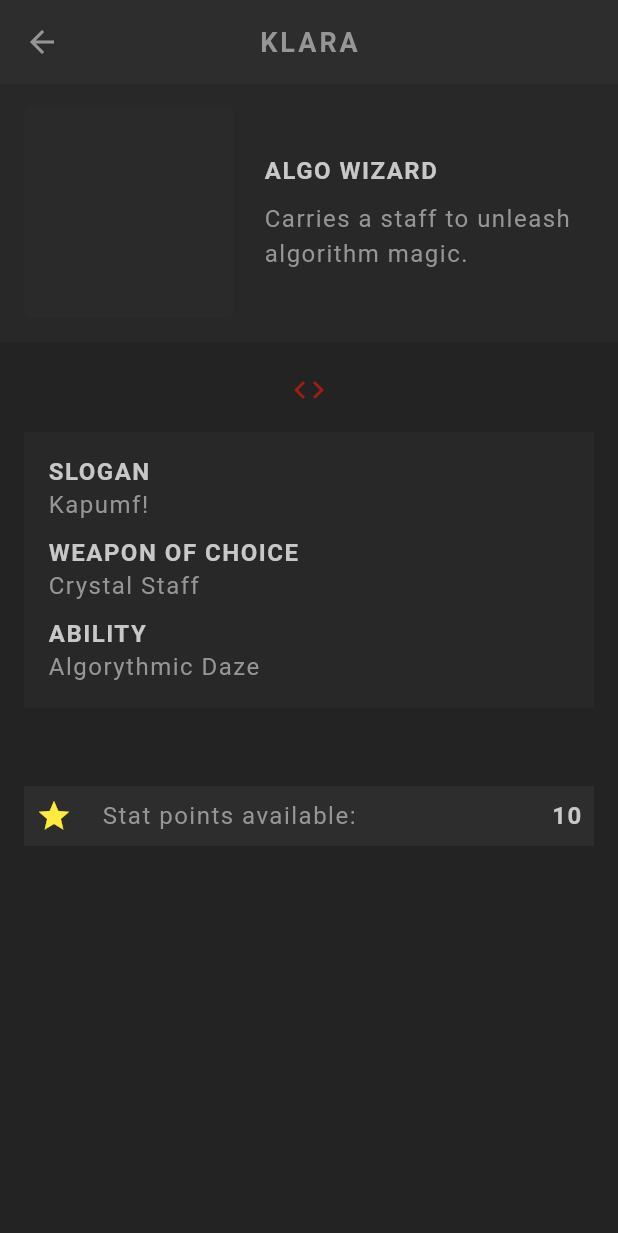
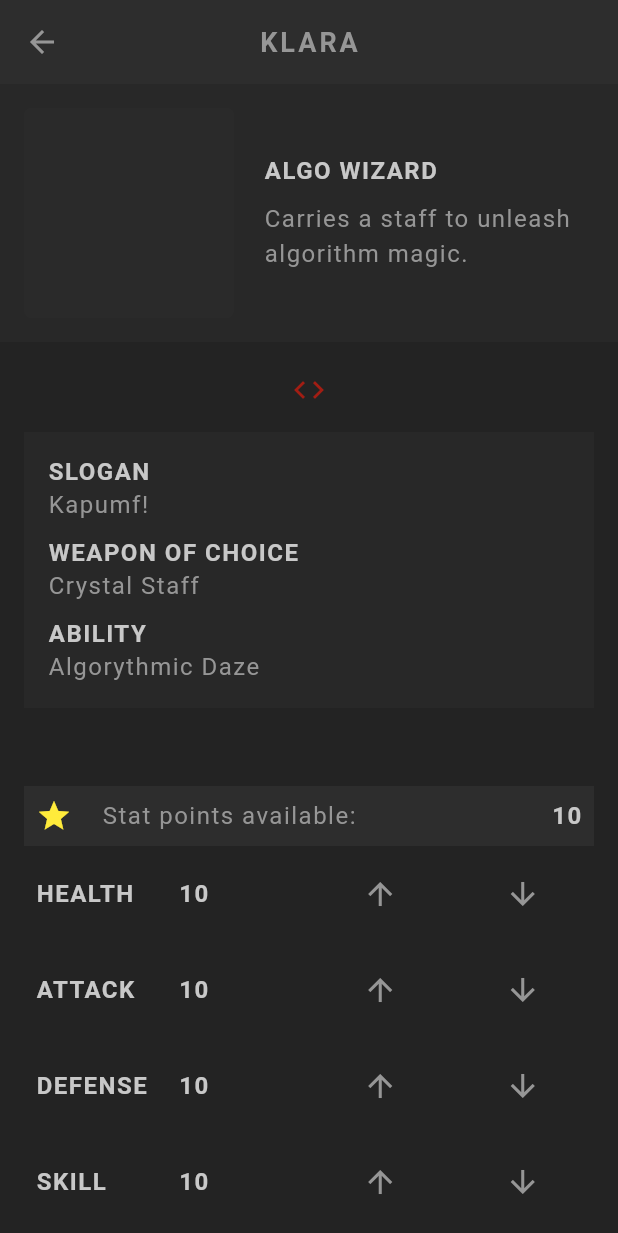
Before and after one commit to chaudhuree/Flutter-Codes, a Flutter app: the screen it shows after launch, after a tap on the "arrow forward" icon, on a phone screen of 412 x 824 dp. Shown: the top 1233 px of the screen. Run offline on Flutter 3.47's test engine with Material 3 defaults, Android fonts, the phone set to English and light mode, and no system bars; our stand-ins replace flutter_screenutil, google_fonts; Roboto replaces fonts that are missing (Kanit).

Commit message:
TABLE design feat: add character stats system with UI for increasing/decreasing attributes

```diff
--- a/flutter_rpg/lib/models/stats.dart
+++ b/flutter_rpg/lib/models/stats.dart
@@ -48,6 +48,7 @@ mixin Stats {
         _points++;
       }
     }
+    _points--;
   }
 
   void decreaseStat(String stat) {
--- a/flutter_rpg/lib/screens/profile/stats_table.dart
+++ b/flutter_rpg/lib/screens/profile/stats_table.dart
@@ -40,6 +40,66 @@ class _StatsTableState extends State<StatsTable> {
           ),
 
           // stats table
+          Table(
+            children: widget.character!.statsAsFormattedList.map((stat) {
+              return TableRow(
+                children: [
+                  // stat title
+                  TableCell(
+                    verticalAlignment: TableCellVerticalAlignment.middle,
+                    child: Padding(
+                      padding: const EdgeInsets.all(8),
+                      child: StyledHeading(stat['title']!),
+                    ),
+                  ),
+                  // stat value
+                  TableCell(
+                    verticalAlignment: TableCellVerticalAlignment.middle,
+                    child: Padding(
+                      padding: const EdgeInsets.all(8),
+                      child: StyledHeading(stat['value']!),
+                    ),
+                  ),
+                  // icon to increase stat
+                  TableCell(
+                    verticalAlignment: TableCellVerticalAlignment.middle,
+                    child: Padding(
+                      padding: const EdgeInsets.all(8),
+                      child: IconButton(
+                        icon: Icon(
+                          Icons.arrow_upward,
+                          color: AppColors.textColor,
+                        ),
+                        onPressed: () {
+                          setState(() {
+                            widget.character!.increaseStat(stat['title']!);
+                          });
+                        },
+                      ),
+                    ),
+                  ),
+                  // icon to decrease stat
+                  TableCell(
+                    verticalAlignment: TableCellVerticalAlignment.middle,
+                    child: Padding(
+                      padding: const EdgeInsets.all(8),
+                      child: IconButton(
+                        icon: Icon(
+                          Icons.arrow_downward,
+                          color: AppColors.textColor,
+                        ),
+                        onPressed: () {
+                          setState(() {
+                            widget.character!.decreaseStat(stat['title']!);
+                          });
+                        },
+                      ),
+                    ),
+                  ),
+                ],
+              );
+            }).toList(),
+          ),
         ],
       ),
     );
```
